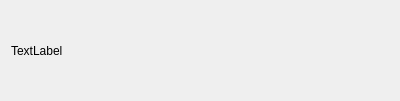
Old version of the form SimpleManager/UserManagerItem.ui in the repository CreativeMetalCat/SimpleManager.
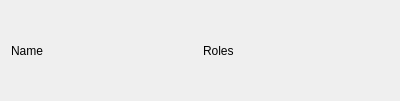
New version of the form.

Commit message: added basic load of user data from db

```diff
--- a/SimpleManager/UserManagerItem.ui
+++ b/SimpleManager/UserManagerItem.ui
@@ -19,7 +19,14 @@
      <item>
       <widget class="QLabel" name="label">
        <property name="text">
-        <string>TextLabel</string>
+        <string>Name</string>
+       </property>
+      </widget>
+     </item>
+     <item>
+      <widget class="QLabel" name="label_Roles">
+       <property name="text">
+        <string>Roles</string>
        </property>
       </widget>
      </item>
```
Left out of the diff: 2 changed lines with no effect on the pictures. The commit also changes 8 other files.
